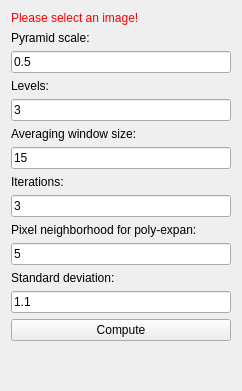
MITK/MITK, file Plugins/org.mitk.gui.qt.photoacoustics.pausmotioncompensation/src/internal/PAUSMotionCompensationControls.ui: the form before one commit.
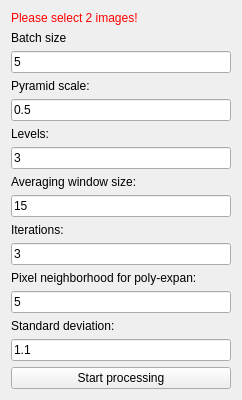
The form after the commit.

Commit message: UI was adapted

Patch:
```diff
--- a/Plugins/org.mitk.gui.qt.photoacoustics.pausmotioncompensation/src/internal/PAUSMotionCompensationControls.ui
+++ b/Plugins/org.mitk.gui.qt.photoacoustics.pausmotioncompensation/src/internal/PAUSMotionCompensationControls.ui
@@ -26,7 +26,21 @@
       <string notr="true">QLabel { color: rgb(255, 0, 0) }</string>
      </property>
      <property name="text">
-      <string>Please select an image!</string>
+      <string>Please select 2 images!</string>
+     </property>
+    </widget>
+   </item>
+   <item>
+    <widget class="QLabel" name="label_7">
+     <property name="text">
+      <string>Batch size</string>
+     </property>
+    </widget>
+   </item>
+   <item>
+    <widget class="QLineEdit" name="lineBatchSize">
+     <property name="text">
+      <string>5</string>
      </property>
     </widget>
    </item>
@@ -120,7 +134,7 @@
       <string>Do image processing</string>
      </property>
      <property name="text">
-      <string>Compute</string>
+      <string>Start processing</string>
      </property>
     </widget>
    </item>
```
